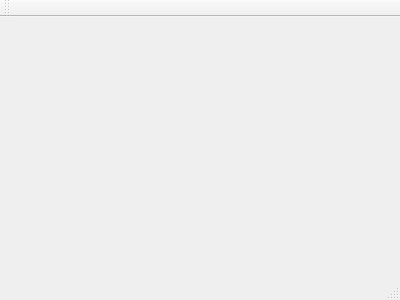
Above: mainwindow.ui from simpson0114/chess before the change. Below: the same form after it.
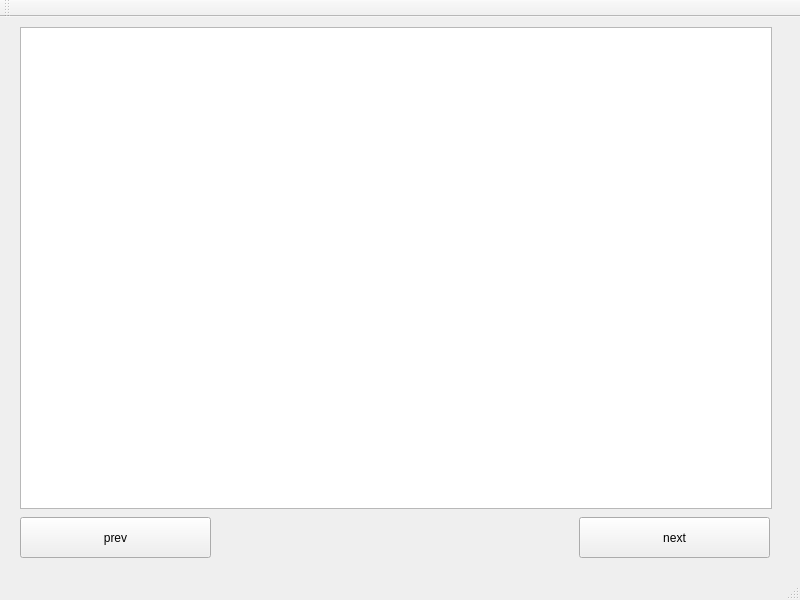
That is the form after the change.

Commit message: Add viewer & 2 buttons

Patch:
```diff
--- a/mainwindow.ui
+++ b/mainwindow.ui
@@ -1,24 +1,76 @@
 <ui version="4.0">
  <class>MainWindow</class>
- <widget class="QMainWindow" name="MainWindow" >
-  <property name="geometry" >
+ <widget class="QMainWindow" name="MainWindow">
+  <property name="geometry">
    <rect>
     <x>0</x>
     <y>0</y>
-    <width>400</width>
-    <height>300</height>
+    <width>800</width>
+    <height>600</height>
    </rect>
   </property>
   <property name="windowTitle" >
    <string>MainWindow</string>
   </property>
-  <widget class="QMenuBar" name="menuBar" />
-  <widget class="QToolBar" name="mainToolBar" />
-  <widget class="QWidget" name="centralWidget" />
-  <widget class="QStatusBar" name="statusBar" />
+  <widget class="QWidget" name="centralWidget">
+   <widget class="QGraphicsView" name="graphicsView">
+    <property name="geometry">
+     <rect>
+      <x>20</x>
+      <y>10</y>
+      <width>752</width>
+      <height>482</height>
+     </rect>
+    </property>
+   </widget>
+   <widget class="QPushButton" name="pushButton_next">
+    <property name="geometry">
+     <rect>
+      <x>579</x>
+      <y>500</y>
+      <width>191</width>
+      <height>41</height>
+     </rect>
+    </property>
+    <property name="text">
+     <string>next</string>
+    </property>
+   </widget>
+   <widget class="QPushButton" name="pushButton_prev">
+    <property name="geometry">
+     <rect>
+      <x>20</x>
+      <y>500</y>
+      <width>191</width>
+      <height>41</height>
+     </rect>
+    </property>
+    <property name="text">
+     <string>prev</string>
+    </property>
+   </widget>
+  </widget>
+  <widget class="QMenuBar" name="menuBar">
+   <property name="geometry">
+    <rect>
+     <x>0</x>
+     <y>0</y>
+     <width>800</width>
+     <height>17</height>
+    </rect>
+   </property>
+  </widget>
+  <widget class="QToolBar" name="mainToolBar">
+   <attribute name="toolBarArea">
+    <enum>TopToolBarArea</enum>
+   </attribute>
+   <attribute name="toolBarBreak">
+    <bool>false</bool>
+   </attribute>
+  </widget>
+  <widget class="QStatusBar" name="statusBar"/>
  </widget>
- <layoutDefault spacing="6" margin="11" />
- <pixmapfunction></pixmapfunction>
+ <layoutdefault spacing="6" margin="11"/>
  <resources/>
  <connections/>
 </ui>
```
Left out of the diff: 3 changed lines with no effect on the pictures. The commit also changes 3 other files.
